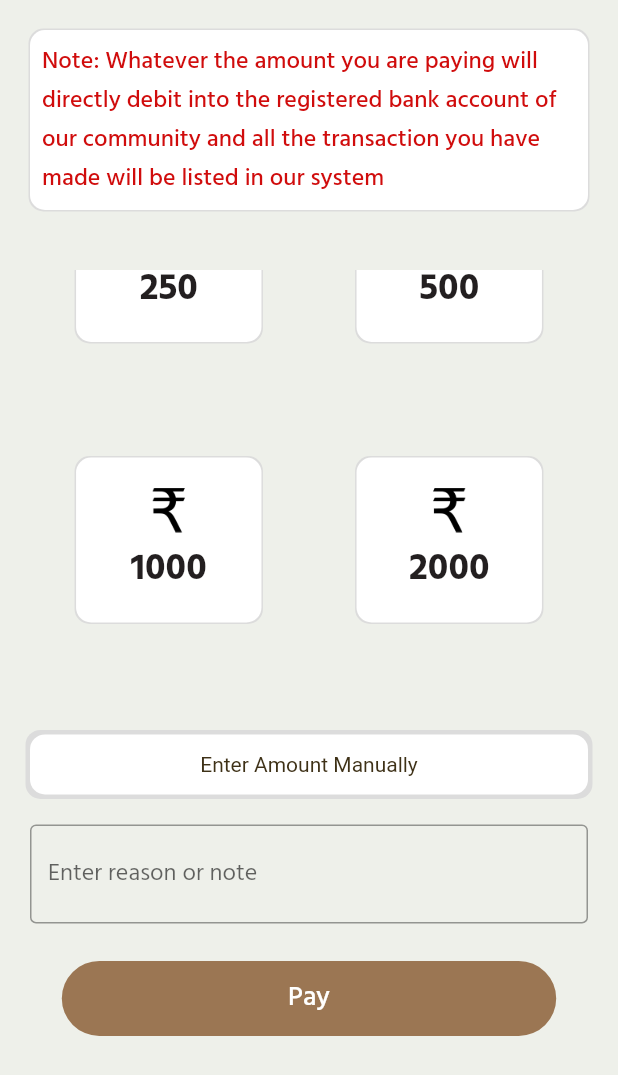
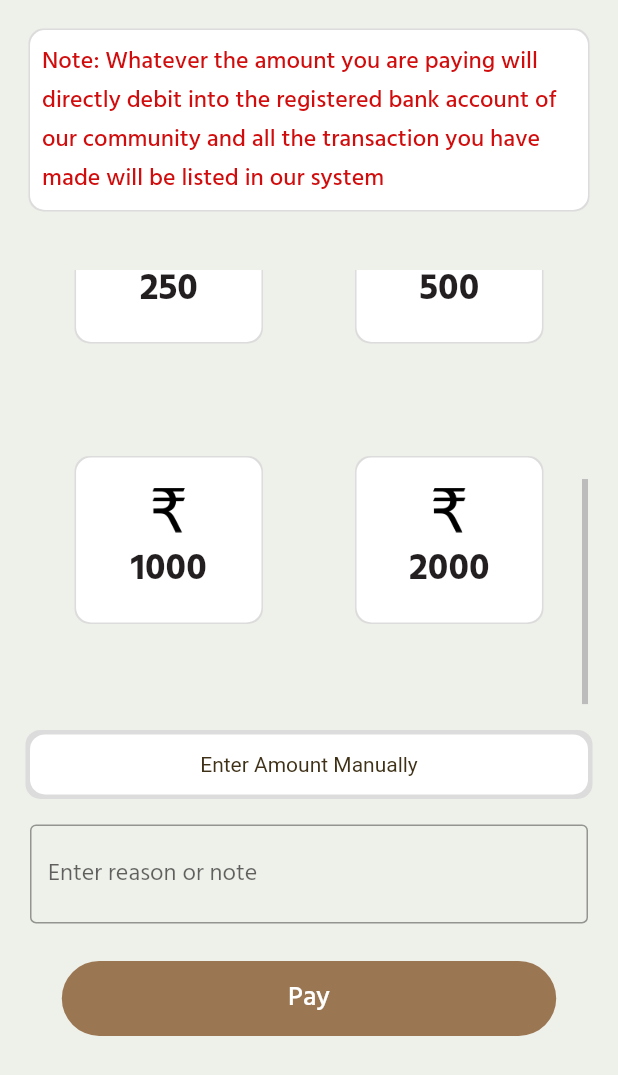
Before and after one commit to naveen-kc/nammavaru, a Flutter app: the Page2 screen opened directly, scrolled down 269 dp, on a phone screen of 412 x 824 dp. Shown: the top 1075 px of the screen. Run offline on Flutter 3.47's test engine with Material 2 defaults, Android fonts, the phone set to English and light mode, and no system bars; our stand-ins replace carousel_slider, dotted_border, flutter_html, image_picker, shared_preferences; accounts and stored records are empty.

Commit message:
issue olved

```diff
--- a/lib/screens/Home.dart
+++ b/lib/screens/Home.dart
@@ -828,7 +828,8 @@ class _Page2State extends State<Page2> {
     return SafeArea(
       child: Scaffold(
         backgroundColor: Color.fromRGBO(238, 240, 234, 1),
-        body: SingleChildScrollView(
+        body:Scrollbar(
+        child:SingleChildScrollView(
           child: Column(
             crossAxisAlignment: CrossAxisAlignment.center,
             children: [
@@ -860,6 +861,7 @@ class _Page2State extends State<Page2> {
                   Container(
                     height: MediaQuery.of(context).size.height*0.4,
                       padding: EdgeInsets.all(20.0),
+                      child: Scrollbar(
                         child: GridView.builder(
                           itemCount: amountList.length,
                           gridDelegate: SliverGridDelegateWithFixedCrossAxisCount(
@@ -921,6 +923,7 @@ class _Page2State extends State<Page2> {
                               ),
                             );
                           },
+                        ),
                       )),
                   Padding(
                     padding: const EdgeInsets.fromLTRB(20, 0, 20, 10),
@@ -1002,6 +1005,7 @@ class _Page2State extends State<Page2> {
             ],
           ),
         ),
+        )
       ),
     );
   }
@@ -1036,7 +1040,9 @@ class _Page3State extends State<Page3> {
       body: SafeArea(child:
       Container(
         color: AppColors.grey,
-        child:  Expanded(
+        child:  Column(
+          children: [
+            Expanded(
               child: ListView.builder(
                   shrinkWrap: true,
                   scrollDirection: Axis.vertical,
@@ -1151,6 +1157,8 @@ class _Page3State extends State<Page3> {
                       ),
                     );
                   }),
+            ),
+          ],
         ),
       ),
 
```
Lines whose indentation alone changed are shown as unchanged.
